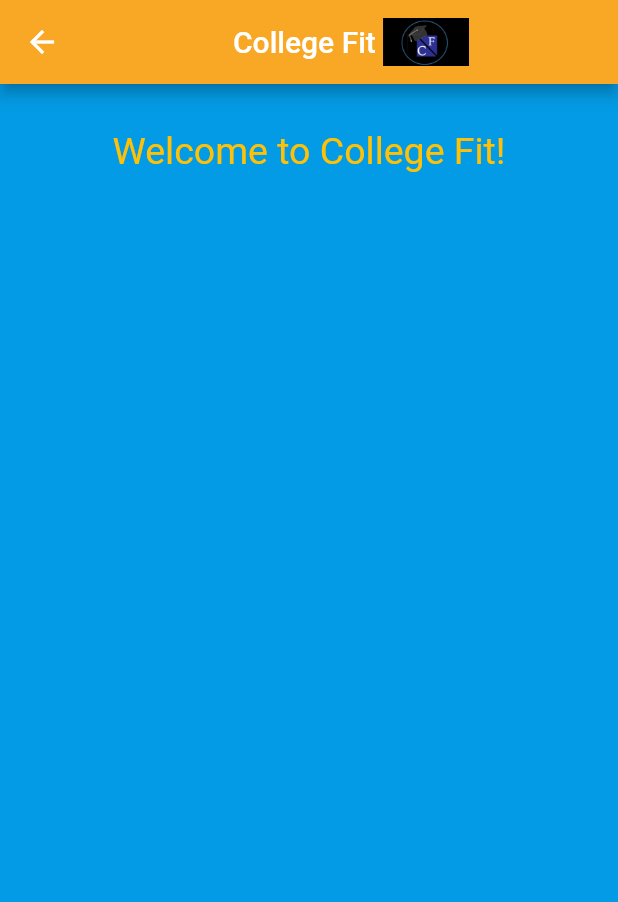
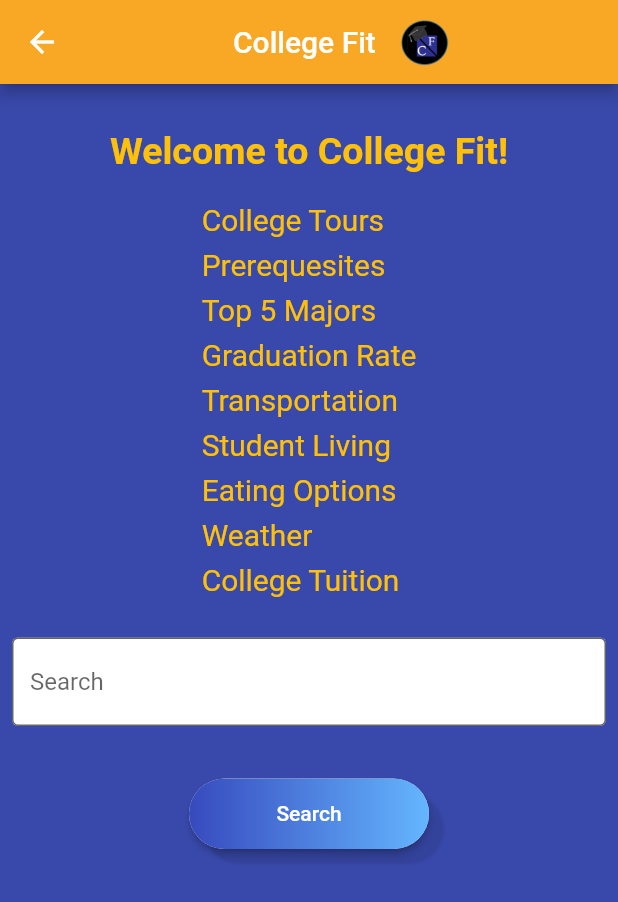
Before and after one commit to Nish2k4/College-Fit-App, a Flutter app: the screen it shows after launch, on a phone screen of 412 x 824 dp. Shown: the top 902 px of the screen. Run offline on Flutter 3.47's test engine with Material 2 defaults, Android fonts, the light colour scheme and no system bars.

Commit message:
Home Page
Finished designing the home page and added the search button.

```diff
--- a/lib/Pages/home.dart
+++ b/lib/Pages/home.dart
@@ -9,7 +9,7 @@ class _HomeState extends State<Home> {
   @override
   Widget build(BuildContext context) {
     return Scaffold(
-      backgroundColor: Colors.lightBlue [600],
+      backgroundColor: Colors.indigo [600],
       appBar: AppBar(
         backgroundColor: Colors.yellow [800],
         title: Row(
@@ -17,7 +17,7 @@ class _HomeState extends State<Home> {
           children: [
             Text("College Fit "),
             Image.asset(
-              "Images/Logo.png",
+              "Images/FinalLogo.png",
               fit: BoxFit.contain,
               height: 32,
             ),
@@ -37,9 +37,83 @@ class _HomeState extends State<Home> {
                     style: TextStyle(
                       fontSize: 25,
                       color: Colors.amber,
+                      fontWeight: FontWeight.bold,
                     ),
                   ),
                 ]
+              ),
+              Padding(
+                padding: const EdgeInsets.fromLTRB(0, 15, 0, 20), // Space between title and features
+                child: Row(
+                  mainAxisAlignment: MainAxisAlignment.center,
+                  children: <Widget> [
+                    Text(
+                      "College Tours\nPrerequesites\nTop 5 Majors\nGraduation Rate\nTransportation\nStudent Living\nEating Options\nWeather\nCollege Tuition", // List of features
+                      style: TextStyle(
+                        fontSize: 20,
+                        color: Colors.amber,
+                        height: 1.5,
+                      ),
+                    ),
+                  ],
+                ),
+              ),
+              Padding(
+                padding: EdgeInsets.symmetric(horizontal: 8, vertical: 5),
+                child: TextField(
+                  decoration: InputDecoration(
+                    filled: true,
+                    border: OutlineInputBorder(),
+                    hintText: "Search",
+                    fillColor: Colors.white,
+                  ),
+                ),
+              ),
+              Row(
+                mainAxisAlignment: MainAxisAlignment.center,
+                children: <Widget> [
+                  Container( // Create a Search button
+                    width: 160,
+                    height: 47,
+                    margin: EdgeInsets.only(top: 30),
+                    decoration: BoxDecoration(
+                      borderRadius: BorderRadius.circular(30),
+                      // Add shadow behind the button
+                      boxShadow: <BoxShadow> [
+                        BoxShadow(
+                          color: Colors.black.withOpacity(0.1),
+                          blurRadius: 1,
+                          offset: Offset(10, 10),
+                        ),
+                      ],
+                    ),
+                    child: RaisedButton(
+                      onPressed: (){},
+                      shape: RoundedRectangleBorder(borderRadius: BorderRadius.circular(50)),
+                      padding: EdgeInsets.all(0),
+                      child: Ink(
+                        decoration: BoxDecoration(
+                          gradient: LinearGradient(
+                            colors: [Color(0xff374ABE), Color(0xff64B6FF)],
+                            begin: Alignment.topLeft,
+                            end: Alignment.topRight,
+                          ),
+                          borderRadius: BorderRadius.circular(47)),
+                        child: Container(
+                          constraints: BoxConstraints(maxWidth: 300, maxHeight: 50),
+                          alignment: Alignment.center, //Text placement in the button
+                          child: Text(
+                            "Search",
+                            style: TextStyle(
+                              color: Colors.white,
+                              fontSize: 14,
+                            ),
+                          ),
+                        ),
+                      ),
+                    ),
+                  ),
+                ],
               ),
             ],
           ),
--- a/pubspec.yaml
+++ b/pubspec.yaml
@@ -46,7 +46,7 @@ flutter:
 
   # To add assets to your application, add an assets section, like this:
   assets:
-    - Images/Logo.png
+    - Images/FinalLogo.png
   #   - images/a_dot_burr.jpeg
   #   - images/a_dot_ham.jpeg
 
```
Also changed, not shown: Images/FinalLogo.png (added), Images/Logo.png (deleted), 19 other files.
